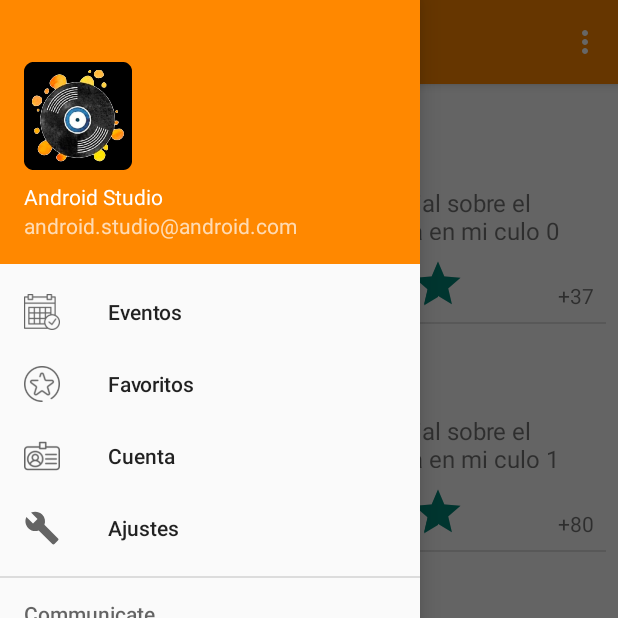
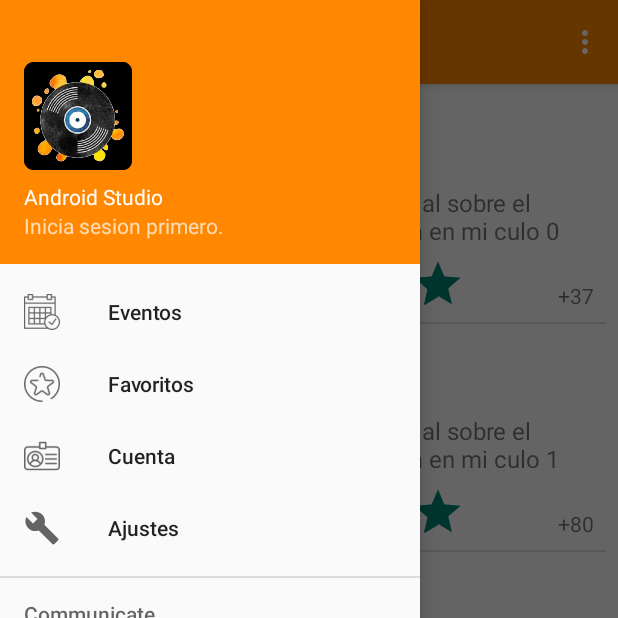
Before and after one commit to liitosmar96/PartyRoute, an Android app: the screen it shows after launch (MainActivity), with the side drawer open, on a phone screen of 412 x 824 dp, the top half of it. Run offline under Robolectric (Android 15) with nearby library versions, the phone set to English and light mode, and no system bars.

Commit message:
Posibilidad de cerrar sesion

```diff
--- a/app/src/main/java/com/example/partyroute/MainActivity.java
+++ b/app/src/main/java/com/example/partyroute/MainActivity.java
@@ -5,6 +5,7 @@ import android.support.v4.app.Fragment;
 import android.support.v4.app.FragmentManager;
 import android.support.v4.view.GravityCompat;
 import android.support.v7.app.ActionBarDrawerToggle;
+import android.view.LayoutInflater;
 import android.view.MenuItem;
 import android.support.design.widget.NavigationView;
 import android.support.v4.widget.DrawerLayout;
@@ -12,6 +13,7 @@ import android.support.v4.widget.DrawerLayout;
 import android.support.v7.app.AppCompatActivity;
 import android.support.v7.widget.Toolbar;
 import android.view.Menu;
+import android.view.View;
 import android.widget.ListView;
 import android.widget.TextView;
 
@@ -25,6 +27,9 @@ import java.util.List;
 
 public class MainActivity extends AppCompatActivity
         implements NavigationView.OnNavigationItemSelectedListener {
+    public static String valor = "Inicia sesion primero.";
+
+    TextView correoLogged;
 
     @Override
     protected void onCreate(Bundle savedInstanceState) {
@@ -33,11 +38,18 @@ public class MainActivity extends AppCompatActivity
         Toolbar toolbar = findViewById(R.id.toolbar);
         setSupportActionBar(toolbar);
         DrawerLayout drawer = findViewById(R.id.drawer_layout);
+
+
         NavigationView navigationView = findViewById(R.id.nav_view);
         ActionBarDrawerToggle toggle = new ActionBarDrawerToggle(
                 this, drawer, toolbar, R.string.navigation_drawer_open, R.string.navigation_drawer_close);
         drawer.addDrawerListener(toggle);
         toggle.syncState();
+
+        View header = navigationView.getHeaderView(0);
+        correoLogged = (TextView) header.findViewById(R.id.correoLogged);
+        correoLogged.setText(valor);
+
         navigationView.setNavigationItemSelectedListener(this);
         cargarFragmento(new EventosFragment());
     }
@@ -70,6 +82,10 @@ public class MainActivity extends AppCompatActivity
         //noinspection SimplifiableIfStatement
         if (id == R.id.action_settings) {
             return true;
+        }
+        else if(id == R.id.cerrarSesion){
+            LOGGED=false;
+            cargarFragmento(new LoginFragment());
         }
 
         return super.onOptionsItemSelected(item);
--- a/app/src/main/res/menu/main.xml
+++ b/app/src/main/res/menu/main.xml
@@ -6,4 +6,9 @@
         android:orderInCategory="100"
         android:title="@string/action_settings"
         app:showAsAction="never" />
+    <item
+        android:id="@+id/cerrarSesion"
+        android:orderInCategory="100"
+        android:title="Salir"
+        app:showAsAction="never" />
 </menu>
```
Also changed, not shown: app/src/main/java/com/example/partyroute/fragmentos/CuentaUsuarioFragment.java (+8 -0 lines), app/src/main/res/layout/fragment_login.xml (+31 -17 lines), app/src/main/res/drawable-v24/logotipo.png (added).
